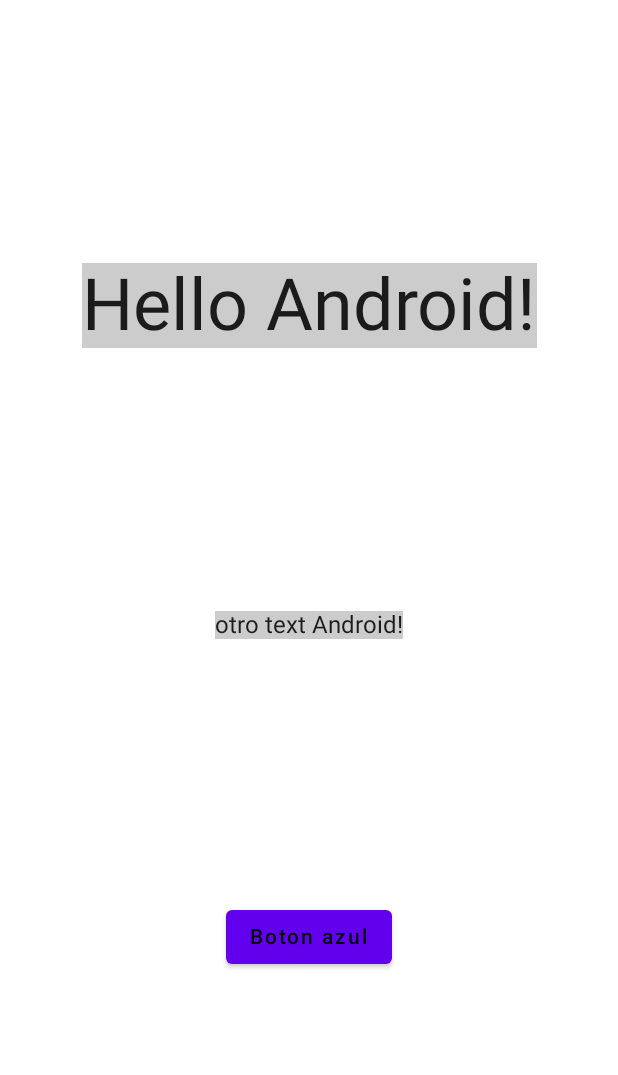
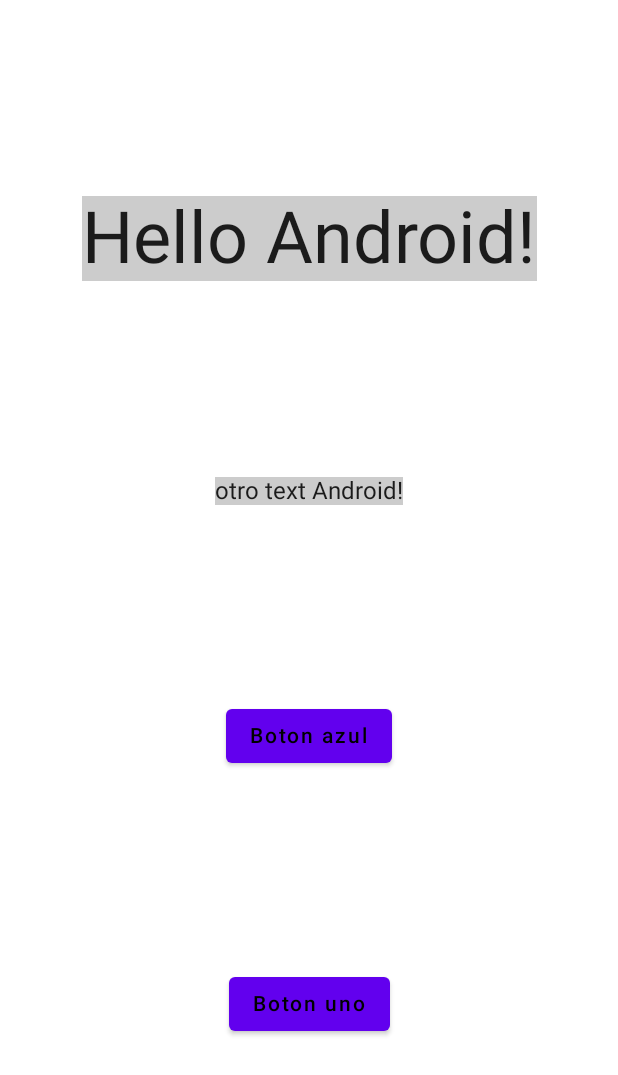
Before and after one commit to camarmadev/GitPruebas, an Android app built with Jetpack Compose: the screen it shows after launch (MainActivity), on a phone screen of 412 x 824 dp. Shown: the top 1075 px of the screen. Run offline under Robolectric (Android 15) with nearby library versions, the phone set to English and light mode, and no system bars.

Commit message:
añado un boton rama uno

```diff
--- a/app/src/main/java/com/javidev/gitpruebasjavikidoandroid/MainActivity.kt
+++ b/app/src/main/java/com/javidev/gitpruebasjavikidoandroid/MainActivity.kt
@@ -51,6 +51,10 @@ fun Greeting(name: String) {
             Text(text = "Boton azul", color = Color.Black)
         }
 
+        Button(onClick = { /*TODO*/ }) {
+            Text(text = "Boton uno", color = Color.Black)
+        }
+
     }
 }
 
```
